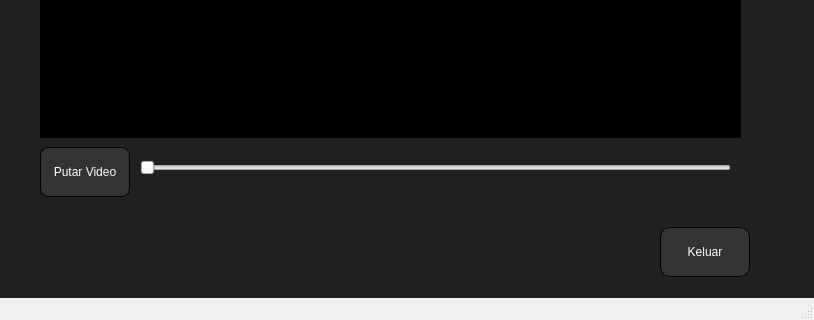
First picture: the form in playwithlabel/mainwindow.ui, repository kodeepic/Belajar_Git, before the edit; both pictures show x 0 to 814 and y 380 to 700 of the 814 by 700 pixel window.
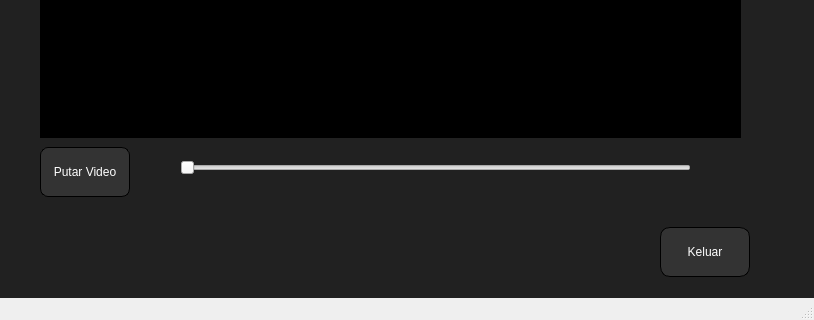
Second picture: the form after the edit. Icons and pictures are not drawn.

What changed in the file:
```diff
--- a/playwithlabel/mainwindow.ui
+++ b/playwithlabel/mainwindow.ui
@@ -317,9 +317,9 @@
    <widget class="QSlider" name="horizontalSlider">
     <property name="geometry">
      <rect>
-      <x>140</x>
+      <x>180</x>
       <y>520</y>
-      <width>591</width>
+      <width>511</width>
       <height>22</height>
      </rect>
     </property>
@@ -330,6 +330,38 @@
      <enum>Qt::Horizontal</enum>
     </property>
    </widget>
+   <widget class="QLabel" name="label_4">
+    <property name="geometry">
+     <rect>
+      <x>140</x>
+      <y>520</y>
+      <width>41</width>
+      <height>16</height>
+     </rect>
+    </property>
+    <property name="styleSheet">
+     <string notr="true">color :white;</string>
+    </property>
+    <property name="text">
+     <string/>
+    </property>
+   </widget>
+   <widget class="QLabel" name="label_5">
+    <property name="geometry">
+     <rect>
+      <x>700</x>
+      <y>520</y>
+      <width>51</width>
+      <height>16</height>
+     </rect>
+    </property>
+    <property name="styleSheet">
+     <string notr="true">color :white;</string>
+    </property>
+    <property name="text">
+     <string/>
+    </property>
+   </widget>
   </widget>
   <widget class="QMenuBar" name="menuBar">
    <property name="geometry">
```
